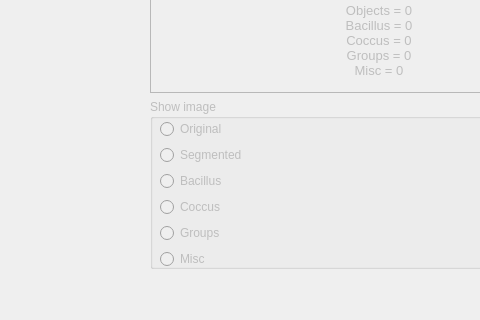
Qt form GUI application/Bacteria_finder_v.0.3_main_window_template.ui (blessedboyyy/tmp) before a commit; both pictures show x 407 to 887 and y 511 to 831 of the 1024 by 831 pixel window.
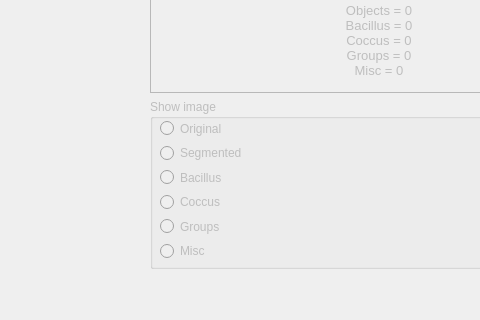
The same form after that commit. Icons and pictures are not drawn.

Patch:
```diff
--- a/GUI application/Bacteria_finder_v.0.3_main_window_template.ui
+++ b/GUI application/Bacteria_finder_v.0.3_main_window_template.ui
@@ -288,7 +288,7 @@
            <x>10</x>
            <y>20</y>
            <width>160</width>
-           <height>151</height>
+           <height>141</height>
           </rect>
          </property>
          <layout class="QVBoxLayout" name="ShowObjectsverticalLayout">
```
Left out of the diff: 4 changed lines with no effect on the pictures.
